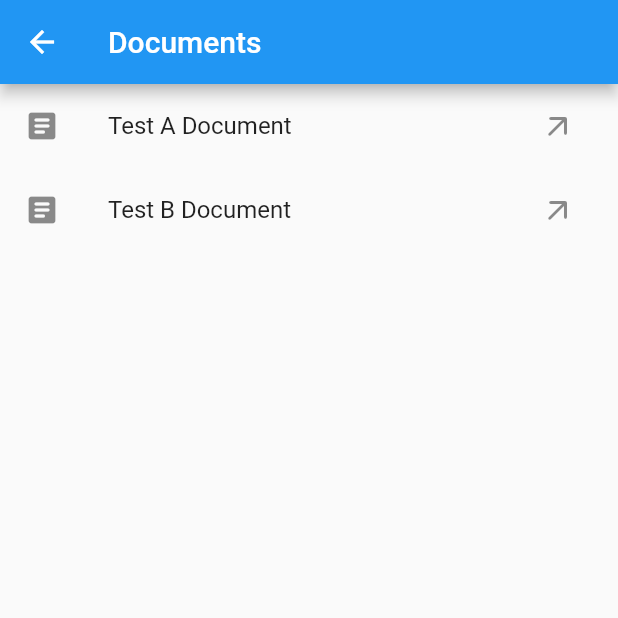
After one commit to zealsprince/catorganizer, a Flutter app: the screen it shows after launch, after a tap on "Tests", on a phone screen of 412 x 824 dp, the top half of it. The commit adds this screen. Run offline on Flutter 3.47's test engine with Material 2 defaults, Android fonts, the light colour scheme and no system bars; missing offline and left inert: open_app_file.

Commit message:
Add first draft layout and file opening

```diff
--- a/lib/main.dart
+++ b/lib/main.dart
@@ -2,12 +2,12 @@ import 'package:flutter/material.dart';
 
 import 'src/app.dart';
 
-import 'src/settings/settings_controller.dart';
-import 'src/settings/settings_service.dart';
+import 'src/views/settings/settings_controller.dart';
+import 'src/views/settings/settings_service.dart';
 
-import 'src/category/category.dart';
-import 'src/document/document.dart';
-import 'src/tag/tag.dart';
+import 'src/classes/category.dart';
+import 'src/classes/document.dart';
+import 'src/classes/tag.dart';
 
 void main() async {
   // Set up the SettingsController, which will glue user settings to multiple
@@ -18,18 +18,17 @@ void main() async {
   // This prevents a sudden theme change when the app is first displayed.
   await settingsController.loadSettings();
 
+  // TODO: Create state loader for documents and categories.
+
   List<Document> documents = <Document>[
-    const Document("0", "Testing document", "/test.pdf", <Tag>[])
+    const Document("0", "Test A Document", "/testA.pdf", <Tag>[Tag("shared")]),
+    const Document("1", "Test B Document", "/testB.pdf",
+        <Tag>[Tag("shared"), Tag("unique")])
   ];
 
   List<Category> categories = <Category>[
-    Category(
-        "test",
-        "Testing Category",
-        "This is an example test category",
-        const Color(0xFFFFBB00),
-        const Icon(Icons.note, color: Color(0xFFFFFFFF)),
-        documents)
+    Category("test", "Tests", "This is an example testing category",
+        const Color(0xFFFFBB00), const Icon(Icons.folder), documents)
   ];
 
   // Run the app and pass in the SettingsController. The app listens to the
--- a/lib/src/app.dart
+++ b/lib/src/app.dart
@@ -1,14 +1,15 @@
-import 'package:catorganizer/src/document/document.dart';
 import 'package:flutter/material.dart';
 import 'package:flutter_localizations/flutter_localizations.dart';
 
-// import 'package:pulsator/pulsator.dart';
+import 'package:catorganizer/src/classes/category.dart';
+import 'package:catorganizer/src/classes/document.dart';
 
-import 'settings/settings_controller.dart';
-import 'settings/settings_view.dart';
-import 'category/category.dart';
-import 'category/category_list_view.dart';
-import 'document/document_details_view.dart';
+import 'package:catorganizer/src/views/settings/settings_controller.dart';
+import 'package:catorganizer/src/views/settings/settings_view.dart';
+import 'package:catorganizer/src/views/category/category_list_view.dart';
+import 'package:catorganizer/src/views/category/category_detail_view.dart';
+import 'package:catorganizer/src/views/document/document_list_view.dart';
+import 'package:catorganizer/src/views/document/document_detail_view.dart';
 
 /// The Widget that configures your application.
 class Catorganizer extends StatelessWidget {
@@ -32,7 +33,7 @@ class Catorganizer extends StatelessWidget {
           // MaterialApp to restore the navigation stack when a user leaves and
           // returns to the app after it has been killed while running in the
           // background.
-          restorationScopeId: 'app',
+          restorationScopeId: 'categorizer',
 
           // Provide the generated AppLocalizations to the MaterialApp. This
           // allows descendant Widgets to display the correct translations
@@ -47,13 +48,7 @@ class Catorganizer extends StatelessWidget {
             Locale('en', ''),
           ],
 
-          // // Use AppLocalizations to configure the correct application title
-          // // depending on the user's locale.
-          // //
-          // // The appTitle is defined in .arb files found in the localization
-          // // directory.
-          // onGenerateTitle: (BuildContext context) =>
-          //     AppLocalizations.of(context)!.appTitle,
+          title: "Categorizer",
 
           // Define a light and dark color theme. Then, read the user's
           // preferred ThemeMode (light, dark, or system default) from the
@@ -63,7 +58,7 @@ class Catorganizer extends StatelessWidget {
           themeMode: settingsController.themeMode,
 
           // Define a function to handle named routes in order to support
-          // Flutter web url navigation and deep linking.
+          // Flutter web URL navigation and deep linking.
           onGenerateRoute: (RouteSettings routeSettings) {
             return MaterialPageRoute<void>(
               settings: routeSettings,
@@ -71,9 +66,18 @@ class Catorganizer extends StatelessWidget {
                 switch (routeSettings.name) {
                   case SettingsView.routeName:
                     return SettingsView(controller: settingsController);
-                  case DocumentDetailsView.routeName:
-                    return const DocumentDetailsView();
-                  case CategoryListView.routeName:
+
+                  case CategoryDetailView.routeName:
+                    return CategoryListView(categories: categories);
+
+                  case DocumentListView.routeName:
+                    return DocumentListView(
+                        documents: routeSettings.arguments as List<Document>);
+
+                  case DocumentDetailView.routeName:
+                    return DocumentDetailView(
+                        document: routeSettings.arguments as Document);
+
                   default:
                     return CategoryListView(
                       categories: categories,
--- a/lib/src/category/category.dart
+++ b/lib/src/classes/category.dart
@@ -1,6 +1,6 @@
 import 'package:flutter/material.dart';
 
-import 'package:catorganizer/src/document/document.dart';
+import 'package:catorganizer/src/classes/document.dart';
 
 /// A placeholder class that represents an entity or model.
 class Category {
--- a/lib/src/document/document.dart
+++ b/lib/src/classes/document.dart
@@ -1,5 +1,4 @@
-import '../category/category.dart';
-import '../tag/tag.dart';
+import 'package:catorganizer/src/classes/tag.dart';
 
 /// A placeholder class that represents an entity or model.
 class Document {
--- /dev/null
+++ b/lib/src/classes/loader.dart
@@ -0,0 +1 @@
+// Loader data class
--- a/lib/src/tag/tag.dart
+++ b/lib/src/classes/tag.dart
@@ -1,7 +1,6 @@
 /// A placeholder class that represents an entity or model.
 class Tag {
-  const Tag(this.key, this.value);
+  const Tag(this.value);
 
-  final String key;
   final String value;
 }
--- a/lib/src/category/category_list_view.dart
+++ b/lib/src/views/category/category_list_view.dart
@@ -1,19 +1,15 @@
 import 'package:flutter/material.dart';
 
-import '../settings/settings_view.dart';
-import 'category.dart';
-import '../tag/tag.dart';
+import 'package:catorganizer/src/views/settings/settings_view.dart';
+import 'package:catorganizer/src/classes/category.dart';
+import 'package:catorganizer/src/views/document/document_list_view.dart';
 
-import '../document/document.dart';
-import '../document/document_details_view.dart';
-
-/// Displays a list of Documents.
+/// Displays a list of categories.
 class CategoryListView extends StatelessWidget {
+  final List<Category> categories;
   const CategoryListView({super.key, required this.categories});
 
   static const routeName = '/';
-
-  final List<Category> categories;
 
   @override
   Widget build(BuildContext context) {
@@ -22,18 +18,19 @@ class CategoryListView extends StatelessWidget {
         title: const Text('Categories'),
         actions: [
           IconButton(
-            icon: const Icon(Icons.bookmark),
-            onPressed: () {
-              print(categories.length);
-            },
-          ),
+              icon: const Icon(Icons.add),
+              onPressed: () => showDialog<String>(
+                  context: context,
+                  builder: (BuildContext context) => const AlertDialog(
+                      title:
+                          Text("This will open an OS file selection dialog")))),
           IconButton(
             icon: const Icon(Icons.settings),
             onPressed: () {
               // Navigate to the settings page. If the user leaves and returns
               // to the app after it has been killed while running in the
               // background, the navigation stack is restored.
-              Navigator.restorablePushNamed(context, SettingsView.routeName);
+              Navigator.pushNamed(context, SettingsView.routeName);
             },
           ),
         ],
@@ -52,19 +49,23 @@ class CategoryListView extends StatelessWidget {
         restorationId: 'CategoryListView',
         itemCount: categories.length,
         itemBuilder: (BuildContext context, int index) {
-          final item = categories[index];
+          final category = categories[index];
 
           return ListTile(
-              title: Text(item.title),
-              leading: item.icon,
+              title: Text(category.title),
+              leading: Row(mainAxisSize: MainAxisSize.min, children: <Widget>[
+                category.icon,
+                Padding(
+                    padding: const EdgeInsets.only(left: 12),
+                    child: Icon(Icons.circle, size: 12, color: category.color)),
+              ]),
+              splashColor: category.color,
               onTap: () {
                 // Navigate to the details page. If the user leaves and returns to
                 // the app after it has been killed while running in the
                 // background, the navigation stack is restored.
-                Navigator.restorablePushNamed(
-                  context,
-                  DocumentDetailsView.routeName,
-                );
+                Navigator.pushNamed(context, DocumentListView.routeName,
+                    arguments: category.documents);
               });
         },
       ),
--- /dev/null
+++ b/lib/src/views/document/document_detail_view.dart
@@ -0,0 +1,23 @@
+import 'package:flutter/material.dart';
+
+import 'package:catorganizer/src/classes/document.dart';
+
+/// Displays detailed information about a Document.
+class DocumentDetailView extends StatelessWidget {
+  final Document document;
+  const DocumentDetailView({super.key, required this.document});
+
+  static const routeName = '/document';
+
+  @override
+  Widget build(BuildContext context) {
+    return Scaffold(
+      appBar: AppBar(
+        title: Text(document.title),
+      ),
+      body: const Center(
+        child: Text('More information and metadata here'),
+      ),
+    );
+  }
+}
--- /dev/null
+++ b/lib/src/views/document/document_list_view.dart
@@ -0,0 +1,56 @@
+import 'package:flutter/material.dart';
+
+import 'package:open_app_file/open_app_file.dart';
+
+import 'package:catorganizer/src/classes/document.dart';
+import 'package:catorganizer/src/views/document/document_detail_view.dart';
+
+/// Displays a list of documents.
+class DocumentListView extends StatelessWidget {
+  final List<Document> documents;
+  const DocumentListView({super.key, this.documents = const <Document>[]});
+
+  static const routeName = '/documents';
+
+  @override
+  Widget build(BuildContext context) {
+    return Scaffold(
+      appBar: AppBar(
+        title: const Text('Documents'),
+      ),
+
+      // To work with lists that may contain a large number of documents, it’s best
+      // to use the ListView.builder constructor.
+      //
+      // In contrast to the default ListView constructor, which requires
+      // building all Widgets up front, the ListView.builder constructor lazily
+      // builds Widgets as they’re scrolled into view.
+      body: ListView.builder(
+        // Providing a restorationId allows the ListView to restore the
+        // scroll position when a user leaves and returns to the app after it
+        // has been killed while running in the background.
+        restorationId: 'DocumentListView',
+        itemCount: documents.length,
+        itemBuilder: (BuildContext context, int index) {
+          final document = documents[index];
+
+          return ListTile(
+              title: Text(document.title),
+              leading: const Icon(Icons.article_rounded),
+              trailing: IconButton(
+                  icon: const Icon(Icons.arrow_outward_rounded),
+                  onPressed: () {
+                    OpenAppFile.open(document.path);
+                  }),
+              onTap: () {
+                // Navigate to the details page. If the user leaves and returns to
+                // the app after it has been killed while running in the
+                // background, the navigation stack is restored.
+                Navigator.pushNamed(context, DocumentDetailView.routeName,
+                    arguments: document);
+              });
+        },
+      ),
+    );
+  }
+}
--- a/lib/src/settings/settings_controller.dart
+++ b/lib/src/views/settings/settings_controller.dart
@@ -1,6 +1,6 @@
 import 'package:flutter/material.dart';
 
-import 'settings_service.dart';
+import 'package:catorganizer/src/views/settings/settings_service.dart';
 
 /// A class that many Widgets can interact with to read user settings, update
 /// user settings, or listen to user settings changes.
@@ -8,10 +8,10 @@ import 'settings_service.dart';
 /// Controllers glue Data Services to Flutter Widgets. The SettingsController
 /// uses the SettingsService to store and retrieve user settings.
 class SettingsController with ChangeNotifier {
-  SettingsController(this._settingsService);
-
   // Make SettingsService a private variable so it is not used directly.
   final SettingsService _settingsService;
+
+  SettingsController(this._settingsService);
 
   // Make ThemeMode a private variable so it is not updated directly without
   // also persisting the changes with the SettingsService.
--- a/lib/src/settings/settings_view.dart
+++ b/lib/src/views/settings/settings_view.dart
@@ -1,17 +1,16 @@
 import 'package:flutter/material.dart';
 
-import 'settings_controller.dart';
+import 'package:catorganizer/src/views/settings/settings_controller.dart';
 
 /// Displays the various settings that can be customized by the user.
 
 /// When a user changes a setting, the SettingsController is updated and
 /// Widgets that listen to the SettingsController are rebuilt.
 class SettingsView extends StatelessWidget {
+  final SettingsController controller;
   const SettingsView({super.key, required this.controller});
 
   static const routeName = '/settings';
-
-  final SettingsController controller;
 
   @override
   Widget build(BuildContext context) {
--- a/pubspec.yaml
+++ b/pubspec.yaml
@@ -14,6 +14,7 @@ dependencies:
     sdk: flutter
   flutter_localizations:
     sdk: flutter
+  open_app_file: ^4.0.2
   pulsator: ^1.0.0
   window_manager: ^0.3.7
 
```
Also changed, not shown: lib/src/common_widget/marker.dart (added, +12 -0 lines), lib/src/views/category/category_detail_view.dart (renamed from lib/src/document/document_details_view.dart, +5 -5 lines), lib/src/views/settings/settings_service.dart (renamed from lib/src/settings/settings_service.dart).
